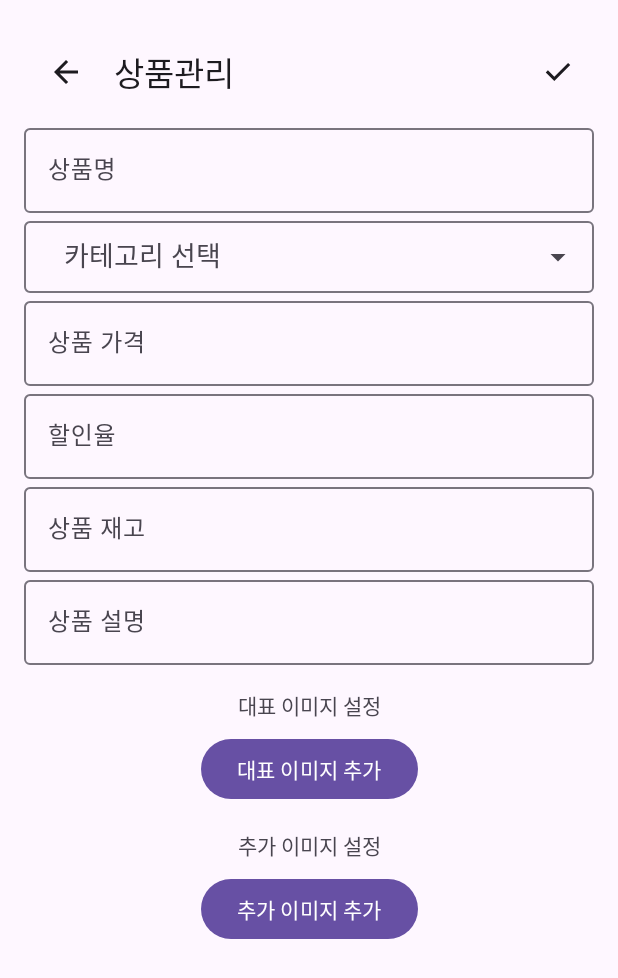
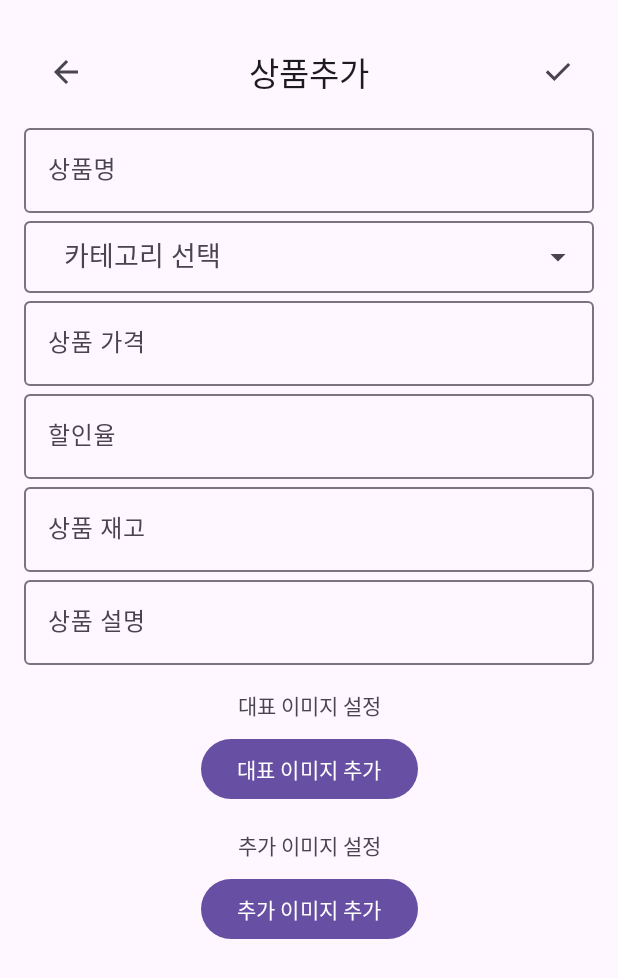
Before and after one commit to AOS3/FinalProject-ShoppingMallService-5-team-seller, an Android app: the fragment ProductManagementFragment placed in its activity, after a tap on "상품 추가", on a phone screen of 412 x 824 dp. Shown: the top 978 px of the screen. Run offline under Robolectric (Android 15) with nearby library versions, the light colour scheme and no system bars; our stand-ins replace data binding; 8 statements that could not run were skipped.

Commit message:
화면 이동 수정

```diff
--- a/app/src/main/java/com/lion/judamie_seller/fragment/AddProductFragment.kt
+++ b/app/src/main/java/com/lion/judamie_seller/fragment/AddProductFragment.kt
@@ -9,7 +9,6 @@ import android.view.LayoutInflater
 import android.view.View
 import android.view.ViewGroup
 import android.widget.ArrayAdapter
-import android.widget.Toast
 import androidx.activity.result.ActivityResultLauncher
 import androidx.activity.result.contract.ActivityResultContracts
 import androidx.databinding.DataBindingUtil
@@ -48,6 +47,7 @@ class AddProductFragment() : Fragment() {
 
         sellerActivity = activity as SellerActivity
 
+        settingToolbar()
         // RecyclerView 초기화
         setupRecyclerViews()
 
@@ -143,6 +143,24 @@ class AddProductFragment() : Fragment() {
         }
     }
 
+    // 툴바를 구성하는 메서드
+    fun settingToolbar() {
+        fragmentAddProductBinding.apply {
+            toolbar.title = "상품추가"
+            toolbar.inflateMenu(R.menu.menu_product)
+            toolbar.setOnMenuItemClickListener {
+                when (it.itemId) {
+                    R.id.menuItemProductDone-> {
+                        sellerActivity.replaceFragment(
+                            SellerFragmentType.SELLER_TYPE_PRODUCT_MANAGEMENT, true, true, null)
+                    }
+
+                }
+                true
+            }
+        }
+    }
+
     private fun openGallery() {
         val intent = Intent(Intent.ACTION_PICK, MediaStore.Images.Media.EXTERNAL_CONTENT_URI)
         imagePickerLauncher.launch(intent)
--- a/app/src/main/java/com/lion/judamie_seller/fragment/ModifyInfoFragment.kt
+++ b/app/src/main/java/com/lion/judamie_seller/fragment/ModifyInfoFragment.kt
@@ -17,8 +17,6 @@ class ModifyInfoFragment() : Fragment() {
     lateinit var fragmentModifyInfoBinding: FragmentModifyInfoBinding
     lateinit var sellerActivity: SellerActivity
 
-    // 현재 글의 문서 id를 담을 변수
-    lateinit var boardDocumentId:String
 
     override fun onCreateView(
         inflater: LayoutInflater, container: ViewGroup?,
--- a/app/src/main/java/com/lion/judamie_seller/fragment/ProductManagementFragment.kt
+++ b/app/src/main/java/com/lion/judamie_seller/fragment/ProductManagementFragment.kt
@@ -18,9 +18,6 @@ class ProductManagementFragment() : Fragment() {
     lateinit var fragmentProductManagementViewBinding: FragmentProductManagementBinding
     lateinit var sellerActivity: SellerActivity
 
-    // 현재 글의 문서 id를 담을 변수
-    lateinit var boardDocumentId:String
-
     override fun onCreateView(
         inflater: LayoutInflater, container: ViewGroup?,
         savedInstanceState: Bundle?
@@ -30,8 +27,6 @@ class ProductManagementFragment() : Fragment() {
         fragmentProductManagementViewBinding.lifecycleOwner = this@ProductManagementFragment
 
         sellerActivity = activity as SellerActivity
-
-        gettingArguments()
 
         settingToolbar()
 
@@ -43,26 +38,19 @@ class ProductManagementFragment() : Fragment() {
             toolbar.setOnMenuItemClickListener {
                 when(it.itemId){
                     R.id.menuItemProductAdd -> {
-                        // 글의 문서 번호를 전달한다.
-                        val dataBundle = Bundle()
-                        dataBundle.putString("sellerDocumentId", boardDocumentId)
 
                         // AddProductFragment로 이동
                         sellerActivity.replaceFragment(
                             SellerFragmentType.SELLER_TYPE_ADD_PRODUCT,
                             isAddToBackStack = true,
                             animate = true,
-                            dataBundle = dataBundle
+                            dataBundle = null
                         )
                     }
                 }
                 true
             }
         }
-    }
-
-    fun gettingArguments(){
-        boardDocumentId = arguments?.getString("boardDocumentId")!!
     }
 
     fun moveToAddProduct() {
--- a/app/src/main/res/layout/fragment_add_product.xml
+++ b/app/src/main/res/layout/fragment_add_product.xml
@@ -19,13 +19,9 @@
             android:id="@+id/toolbar"
             android:layout_width="match_parent"
             android:layout_height="wrap_content"
-            android:background="@android:color/transparent"
-            android:minHeight="?attr/actionBarSize"
-            android:theme="?attr/actionBarTheme"
-            app:menu="@menu/menu_product"
+            app:titleCentered="true"
             app:navigationIcon="@drawable/arrow_back_24px"
             app:onNavigationClickAddProduct="@{addProductViewModel.addProductFragment}"
-            app:title="상품관리"
             app:layout_constraintTop_toTopOf="parent"
             app:layout_constraintStart_toStartOf="parent"
             app:layout_constraintEnd_toEndOf="parent" />
```
Also changed, not shown: app/src/main/java/com/lion/judamie_seller/fragment/MainFragment.kt (+4 -12 lines).
